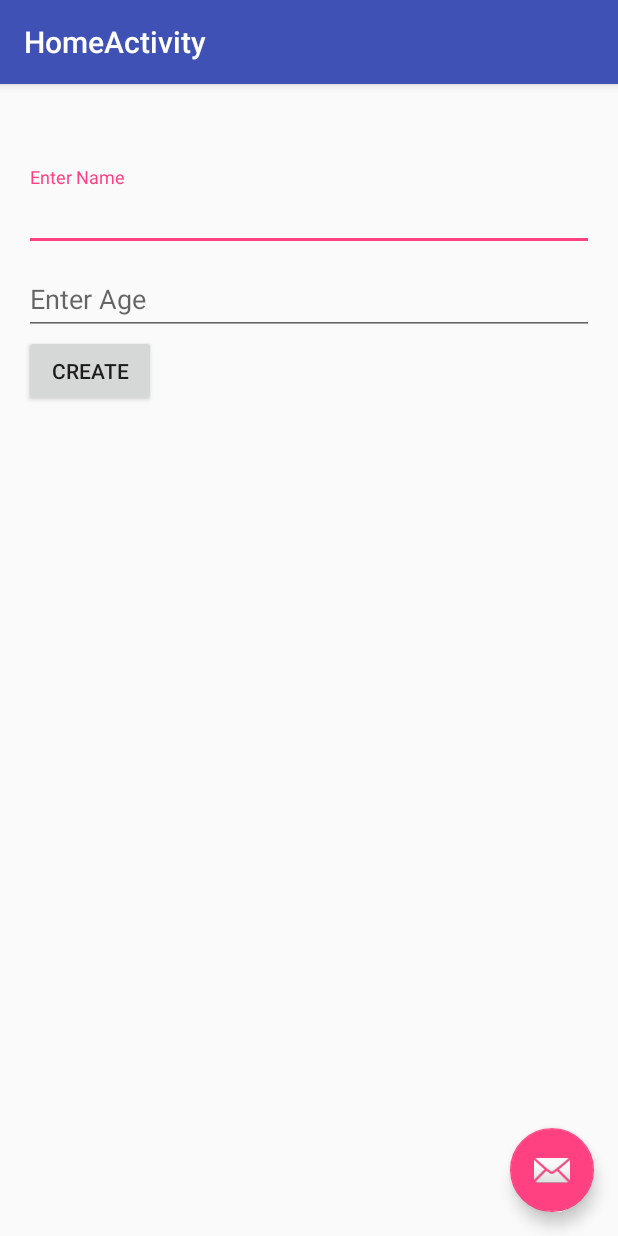
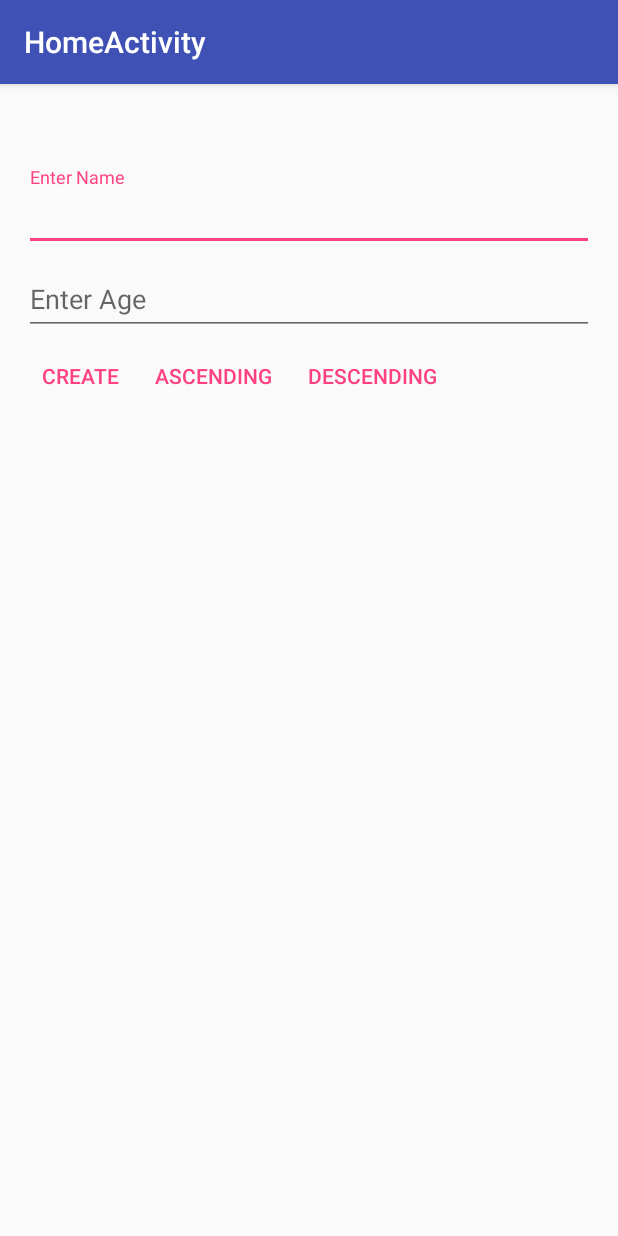
Before and after one commit to CDRussell/RealmDemo, an Android app: the screen it shows after launch (HomeActivity), on a phone screen of 412 x 824 dp. Run offline under Robolectric (Android 15) with nearby library versions, the phone set to English and light mode, and no system bars; libraries missing offline, so code that uses them is left out: io.realm; 4 statements that could not run were skipped.

Commit message:
add simple recycler view display saved people

```diff
--- a/app/src/main/java/realm/demo/cdrussell/com/realmdemo/HomeActivity.java
+++ b/app/src/main/java/realm/demo/cdrussell/com/realmdemo/HomeActivity.java
@@ -1,23 +1,32 @@
 package realm.demo.cdrussell.com.realmdemo;
 
 import android.os.Bundle;
-import android.support.design.widget.FloatingActionButton;
-import android.support.design.widget.Snackbar;
 import android.support.v7.app.AppCompatActivity;
+import android.support.v7.widget.LinearLayoutManager;
+import android.support.v7.widget.RecyclerView;
 import android.support.v7.widget.Toolbar;
 import android.view.View;
 import android.widget.EditText;
 import android.widget.TextView;
 
+import java.util.ArrayList;
+import java.util.List;
+
 import io.realm.Realm;
+import io.realm.RealmResults;
+import realm.demo.cdrussell.com.realmdemo.adapter.PersonAdapter;
 import realm.demo.cdrussell.com.realmdemo.model.Person;
+
+import static io.realm.Sort.DESCENDING;
 
 public class HomeActivity extends AppCompatActivity {
 
+    private RecyclerView recyclerView;
     private EditText nameEntry;
     private EditText ageEntry;
     private TextView personCountText;
     private Realm realm;
+    private List<Person> people;
 
     @Override
     protected void onCreate(Bundle savedInstanceState) {
@@ -26,18 +35,15 @@ public class HomeActivity extends AppCompatActivity {
         Toolbar toolbar = (Toolbar) findViewById(R.id.toolbar);
         setSupportActionBar(toolbar);
 
-        FloatingActionButton fab = (FloatingActionButton) findViewById(R.id.fab);
-        fab.setOnClickListener(new View.OnClickListener() {
-            @Override
-            public void onClick(View view) {
-                Snackbar.make(view, "Replace with your own action", Snackbar.LENGTH_LONG)
-                        .setAction("Action", null).show();
-            }
-        });
-
+        recyclerView = (RecyclerView) findViewById(R.id.list_view);
         personCountText = (TextView) findViewById(R.id.person_count);
         nameEntry = (EditText) findViewById(R.id.name);
         ageEntry = (EditText) findViewById(R.id.age);
+
+        people = new ArrayList<>();
+        PersonAdapter adapter = new PersonAdapter(people);
+        recyclerView.setAdapter(adapter);
+        recyclerView.setLayoutManager(new LinearLayoutManager(this));
 
         realm = Realm.getInstance(this);
     }
@@ -55,7 +61,23 @@ public class HomeActivity extends AppCompatActivity {
     }
 
     private void refreshView() {
-        personCountText.setText(getString(R.string.person_count, realm.where(Person.class).findAll().size()));
+        RealmResults<Person> searchResults = getAllSavedPeople();
+        updateRecyclerView(searchResults);
+        personCountText.setText(getString(R.string.person_count, searchResults.size()));
+    }
+
+    private void updateRecyclerView(RealmResults<Person> searchResults) {
+        people.clear();
+        people.addAll(searchResults);
+        recyclerView.getAdapter().notifyDataSetChanged();
+    }
+
+    private int getAge() {
+        try {
+            return Integer.valueOf(ageEntry.getText().toString());
+        } catch (NumberFormatException e) {
+            return 0;
+        }
     }
 
     public void onCreateButtonPressed(View view) {
@@ -70,11 +92,19 @@ public class HomeActivity extends AppCompatActivity {
         refreshView();
     }
 
-    private int getAge() {
-        try {
-            return Integer.valueOf(ageEntry.getText().toString());
-        } catch (NumberFormatException e) {
-            return 0;
-        }
+    public void onSortAscending(View view) {
+        RealmResults<Person> searchResults = getAllSavedPeople();
+        searchResults.sort("name");
+        updateRecyclerView(searchResults);
+    }
+
+    public void onSortDescending(View view) {
+        RealmResults<Person> searchResults = getAllSavedPeople();
+        searchResults.sort("name", DESCENDING);
+        updateRecyclerView(searchResults);
+    }
+
+    private RealmResults<Person> getAllSavedPeople() {
+        return realm.allObjects(Person.class);
     }
 }
--- /dev/null
+++ b/app/src/main/java/realm/demo/cdrussell/com/realmdemo/adapter/PersonAdapter.java
@@ -0,0 +1,58 @@
+package realm.demo.cdrussell.com.realmdemo.adapter;
+
+import android.content.Context;
+import android.support.v7.widget.RecyclerView;
+import android.view.LayoutInflater;
+import android.view.View;
+import android.view.ViewGroup;
+import android.widget.TextView;
+
+import java.util.List;
+
+import realm.demo.cdrussell.com.realmdemo.R;
+import realm.demo.cdrussell.com.realmdemo.model.Person;
+
+public class PersonAdapter extends RecyclerView.Adapter<PersonAdapter.ViewHolder> {
+
+    private List<Person> people;
+
+    public PersonAdapter(List<Person> people) {
+        this.people = people;
+    }
+
+    @Override
+    public ViewHolder onCreateViewHolder(ViewGroup parent, int viewType) {
+        Context context = parent.getContext();
+        LayoutInflater inflater = LayoutInflater.from(context);
+
+        View personRow = inflater.inflate(R.layout.person_list_row, parent, false);
+
+        return new ViewHolder(personRow);
+    }
+
+    @Override
+    public void onBindViewHolder(ViewHolder viewHolder, int position) {
+        Person person = people.get(position);
+
+        viewHolder.nameTextView.setText(person.getName());
+        viewHolder.ageTextView.setText(String.valueOf(person.getAge()));
+    }
+
+    @Override
+    public int getItemCount() {
+        return people.size();
+    }
+
+    public static class ViewHolder extends RecyclerView.ViewHolder {
+
+        public TextView nameTextView;
+        public TextView ageTextView;
+
+        public ViewHolder(View itemView) {
+            super(itemView);
+
+            nameTextView = (TextView) itemView.findViewById(R.id.name_view);
+            ageTextView = (TextView) itemView.findViewById(R.id.age_view);
+        }
+    }
+}
--- a/app/src/main/res/layout/activity_home.xml
+++ b/app/src/main/res/layout/activity_home.xml
@@ -24,12 +24,4 @@
 
     <include layout="@layout/content_home"/>
 
-    <android.support.design.widget.FloatingActionButton
-        android:id="@+id/fab"
-        android:layout_width="wrap_content"
-        android:layout_height="wrap_content"
-        android:layout_gravity="bottom|end"
-        android:layout_margin="@dimen/fab_margin"
-        android:src="@android:drawable/ic_dialog_email"/>
-
 </android.support.design.widget.CoordinatorLayout>
--- a/app/src/main/res/layout/content_home.xml
+++ b/app/src/main/res/layout/content_home.xml
@@ -1,10 +1,11 @@
 <?xml version="1.0" encoding="utf-8"?>
-<RelativeLayout
+<LinearLayout
     xmlns:android="http://schemas.android.com/apk/res/android"
     xmlns:app="http://schemas.android.com/apk/res-auto"
     xmlns:tools="http://schemas.android.com/tools"
     android:layout_width="match_parent"
     android:layout_height="match_parent"
+    android:orientation="vertical"
     android:paddingBottom="@dimen/activity_vertical_margin"
     android:paddingLeft="@dimen/activity_horizontal_margin"
     android:paddingRight="@dimen/activity_horizontal_margin"
@@ -23,7 +24,6 @@
     <LinearLayout
         android:layout_width="match_parent"
         android:layout_height="wrap_content"
-        android:layout_below="@id/person_count"
         android:layout_marginTop="20dp"
         android:orientation="vertical"
         >
@@ -58,14 +58,42 @@
 
         </android.support.design.widget.TextInputLayout>
 
-        <Button
-            android:layout_width="wrap_content"
+        <LinearLayout
+            android:layout_width="match_parent"
             android:layout_height="wrap_content"
-            android:onClick="onCreateButtonPressed"
-            android:text="@string/create"
-            />
+            android:orientation="horizontal"
+            >
+
+            <Button
+                style="?buttonBarButtonStyle"
+                android:layout_width="wrap_content"
+                android:layout_height="wrap_content"
+                android:onClick="onCreateButtonPressed"
+                android:text="@string/create"/>
+
+            <Button
+                style="?buttonBarButtonStyle"
+                android:layout_width="wrap_content"
+                android:layout_height="wrap_content"
+                android:onClick="onSortAscending"
+                android:text="@string/ascending"
+                />
+
+            <Button
+                style="?buttonBarButtonStyle"
+                android:layout_width="wrap_content"
+                android:layout_height="wrap_content"
+                android:onClick="onSortDescending"
+                android:text="@string/descending"
+                />
+
+        </LinearLayout>
 
     </LinearLayout>
 
+    <android.support.v7.widget.RecyclerView
+        android:id="@+id/list_view"
+        android:layout_width="match_parent"
+        android:layout_height="wrap_content"/>
 
-</RelativeLayout>
+</LinearLayout>
--- a/app/src/main/res/values/strings.xml
+++ b/app/src/main/res/values/strings.xml
@@ -9,4 +9,6 @@
     <string name="person_count">Found %d people</string>
     <string name="create">CREATE</string>
     <string name="enter_age">Enter Age</string>
+    <string name="ascending">Ascending</string>
+    <string name="descending">Descending</string>
 </resources>
```
Also changed, not shown: app/src/main/res/layout/person_list_row.xml (added, +27 -0 lines).
